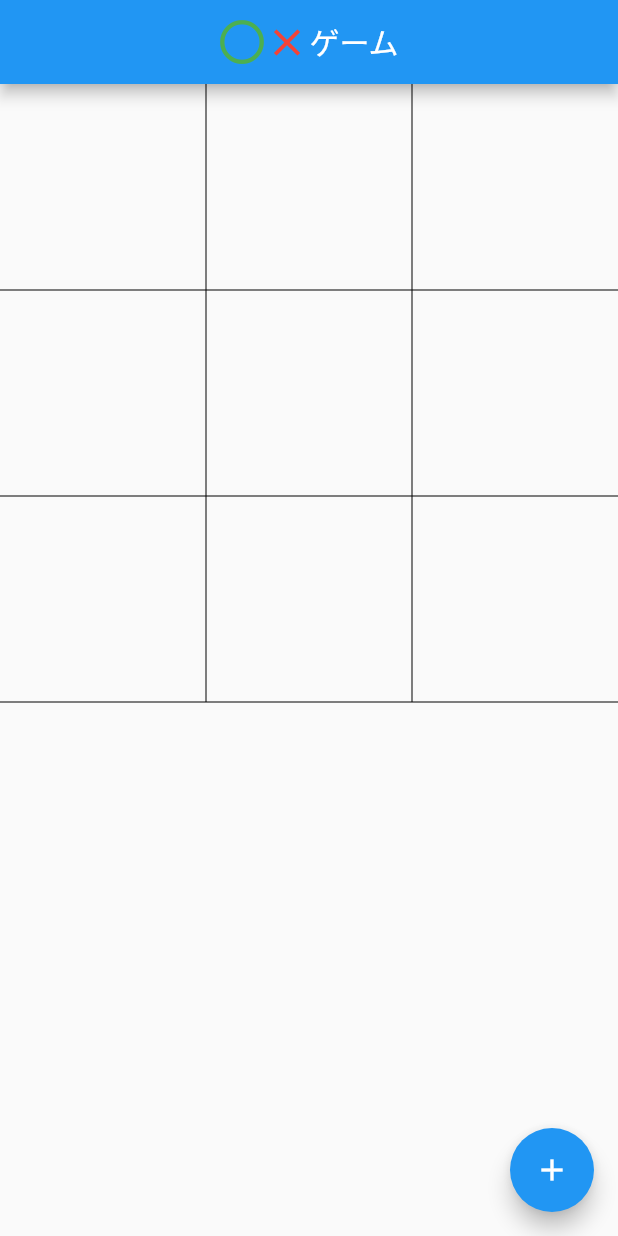
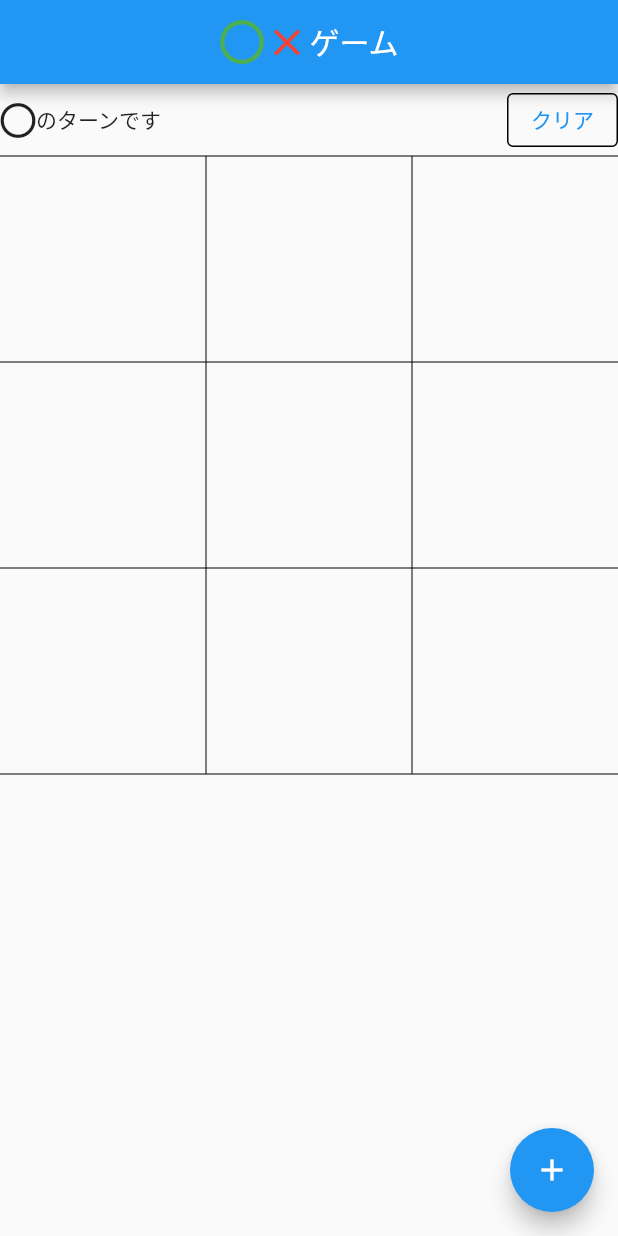
Before and after one commit to HikaruTokuda/FlutterMaruBatsu, a Flutter app: the screen it shows after launch, on a phone screen of 412 x 824 dp. Run offline on Flutter 3.47's test engine with Material 2 defaults, Android fonts, the phone set to English and light mode, and no system bars; our stand-ins replace font_awesome_flutter.

Commit message:
ターンの表示とクリアボタンの作成

```diff
--- a/lib/main.dart
+++ b/lib/main.dart
@@ -50,7 +50,31 @@ class _MyHomePageState extends State<MyHomePage> {
           ],
         ),
       ),
-      body: buildField(),
+      body: Column(
+        children: [
+          Row(
+            mainAxisAlignment: MainAxisAlignment.spaceBetween,
+            children: [
+              Row(
+                children: [
+                  Icon(FontAwesomeIcons.circle,),
+                  Text('のターンです'),
+                ],
+              ),
+              OutlinedButton(
+                style: OutlinedButton.styleFrom(
+                  side: BorderSide()
+                ),
+                onPressed: () {
+
+                },
+                child: Text('クリア')
+              )
+            ],
+          ),
+          buildField(),
+        ],
+      ),
       floatingActionButton: FloatingActionButton(
         onPressed: _incrementCounter,
         tooltip: 'Increment',
@@ -61,7 +85,7 @@ class _MyHomePageState extends State<MyHomePage> {
 
   Column buildField() {
     // 縦の3列を作成するためのリスト
-    List<Widget> _columnChildren = [];
+    List<Widget> _columnChildren = [Divider(height: 0.0, color: Colors.black,)];
     // 横の3行を作成するためのリスト
     List<Widget> _rowChildren = [];
 
@@ -92,9 +116,6 @@ class _MyHomePageState extends State<MyHomePage> {
   }
 }
 
-//todo フィールドのUIを作成
-//todo フィールドのUI作成をメソッドｗお用いて簡潔に
-//todo ターンの表示とクリアボタンの作成
 //todo マス目をタップ可能にして、タップ時にターン切り替え
 //todo マス目をタップで〇✕を表示
 //todo ゲームの勝敗のパターンを書き出す
```
